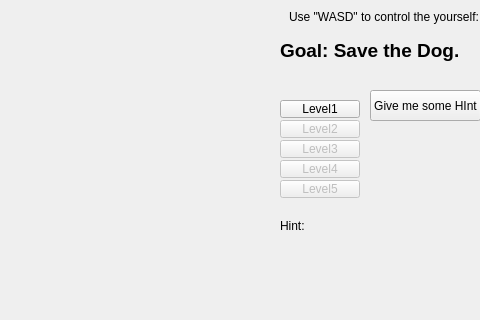
This is mastermainwindow.ui in UofU-CS3505/cs3505-assignment9-KingsleyCRS as Qt 5 draws it before an edit; both pictures show x 340 to 820 and y 0 to 320 of the 820 by 619 pixel window. The edited form follows.
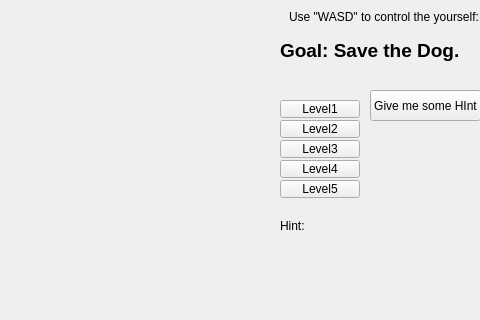
This is the edited form. Custom widgets are drawn as their Qt base class.

Patch:
```diff
--- a/mastermainwindow.ui
+++ b/mastermainwindow.ui
@@ -74,7 +74,7 @@
     </widget>
     <widget class="QPushButton" name="Level2Button">
      <property name="enabled">
-      <bool>false</bool>
+      <bool>true</bool>
      </property>
      <property name="geometry">
       <rect>
@@ -90,7 +90,7 @@
     </widget>
     <widget class="QPushButton" name="Level3Button">
      <property name="enabled">
-      <bool>false</bool>
+      <bool>true</bool>
      </property>
      <property name="geometry">
       <rect>
@@ -106,7 +106,7 @@
     </widget>
     <widget class="QPushButton" name="Level4Button">
      <property name="enabled">
-      <bool>false</bool>
+      <bool>true</bool>
      </property>
      <property name="geometry">
       <rect>
@@ -122,7 +122,7 @@
     </widget>
     <widget class="QPushButton" name="Level5Button">
      <property name="enabled">
-      <bool>false</bool>
+      <bool>true</bool>
      </property>
      <property name="geometry">
       <rect>
```
